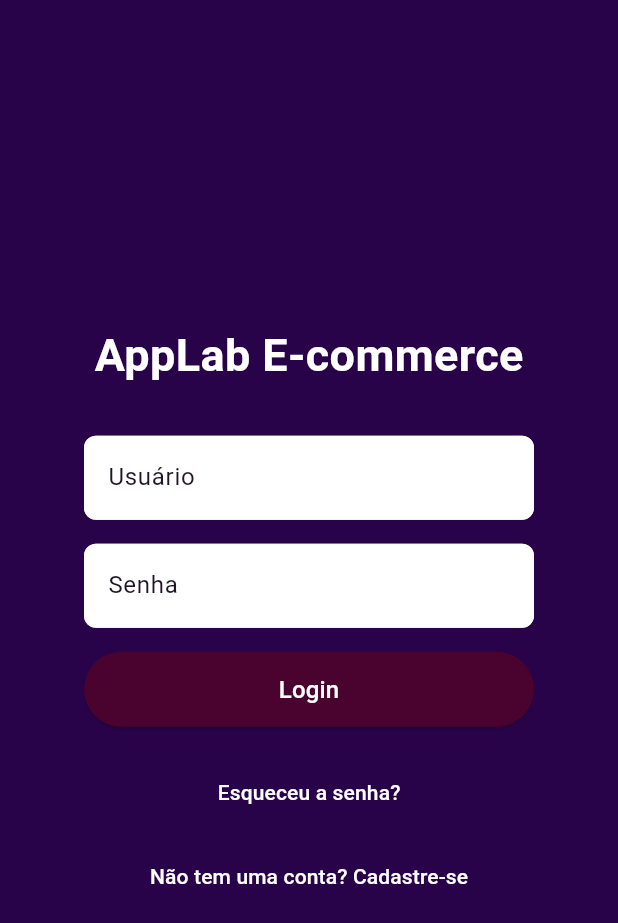
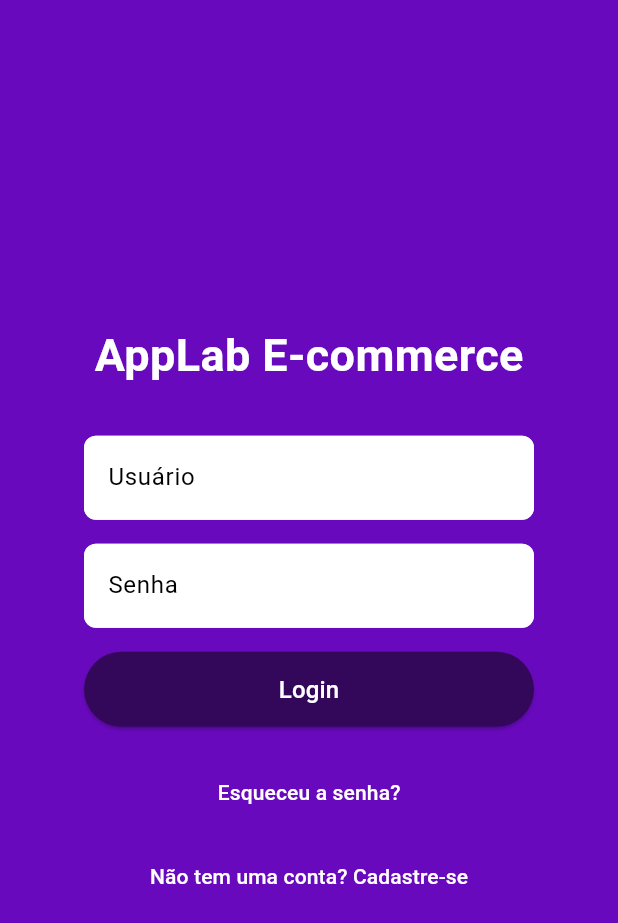
Before and after one commit to AppLab-Mobile-UFRN-2026-1/App-E-commerce, a Flutter app: the screen it shows after launch, on a phone screen of 412 x 824 dp. Shown: the top 923 px of the screen. Run offline on Flutter 3.47's test engine with Material 3 defaults, Android fonts, the light colour scheme and no system bars.

Commit message:
Criação de um Tema para o App

```diff
--- a/lib/src/app.dart
+++ b/lib/src/app.dart
@@ -1,24 +1,14 @@
 import 'package:applab_ecommerce/src/screens/login_screen.dart';
+import 'package:applab_ecommerce/src/theme/app_theme.dart';
 import 'package:flutter/material.dart';
 
 class AppLabEcommerceApp extends StatelessWidget {
   const AppLabEcommerceApp({super.key});
 
- @override
+  @override
   Widget build(BuildContext context) {
     return MaterialApp(
-      theme: ThemeData(
-        colorScheme: const ColorScheme.dark(
-          primary: Color(0xFF290349),
-          onPrimary: Colors.white,
-          secondary: Color(0xFF4A032F),
-          onSecondary: Colors.white,
-          surface: Color(0xFFF8F1FF),
-          onSurface: Color(0xFF201429),
-          error: Color(0xFFFF5A7A),
-          onError: Colors.white,
-        ),
-      ),
+      theme: AppTheme.light,
       debugShowCheckedModeBanner: false,
       home: const LoginScreen(),
     );
--- /dev/null
+++ b/lib/src/theme/app_theme.dart
@@ -0,0 +1,22 @@
+import 'package:flutter/material.dart';
+
+class AppTheme {
+  const AppTheme._();
+
+  static const primaryColor = Color(0xFF6809BD);
+  static const secondaryColor = Color(0xFF33085A);
+  static const backgroundColor = Color(0xFFF8F3FF);
+
+  static ThemeData get light {
+    return ThemeData(
+      useMaterial3: true,
+      scaffoldBackgroundColor: backgroundColor,
+      colorScheme: const ColorScheme.light(
+        primary: primaryColor,
+        onPrimary: Colors.white,
+        secondary: secondaryColor,
+        onSecondary: Colors.white,
+      ),
+    );
+  }
+}
```
